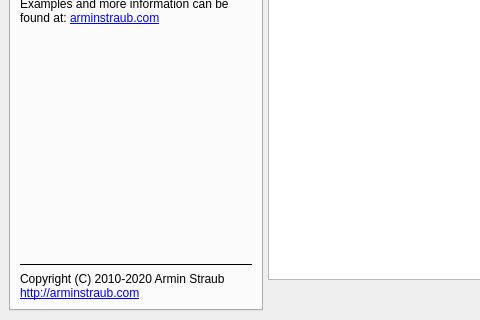
First picture: the form in krop/mainwindow.ui, repository arminstraub/krop, before the edit; both pictures show x 0 to 480 and y 416 to 736 of the 949 by 736 pixel window.
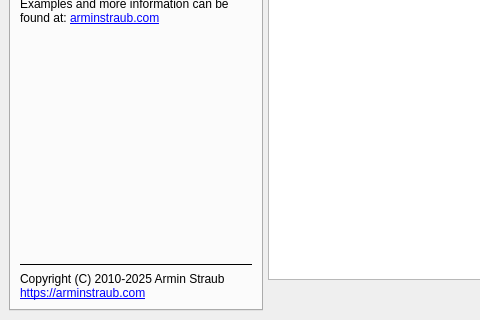
Second picture: the form after the edit. The open tabs and pages were chosen to show the change.

Commit message: Display PDF file name in window title

```diff
--- a/krop/mainwindow.ui
+++ b/krop/mainwindow.ui
@@ -486,8 +486,8 @@
             <string>&lt;p&gt;This program is free software and available to you in the hope that it will be useful; but without any warranty. It is distributed under the terms of the GNU General Public License (GPLv3+). See the accompanying files for more information.&lt;/p&gt;</string>
            </property>
            <property name="text">
-            <string>&lt;p&gt;Copyright (C) 2010-2020 Armin Straub
-&lt;br&gt;&lt;a href='http://arminstraub.com'&gt;http://arminstraub.com&lt;/a&gt;&lt;/p&gt;</string>
+            <string>&lt;p&gt;Copyright (C) 2010-2025 Armin Straub
+&lt;br&gt;&lt;a href='https://arminstraub.com'&gt;https://arminstraub.com&lt;/a&gt;&lt;/p&gt;</string>
            </property>
            <property name="textFormat">
             <enum>Qt::AutoText</enum>
```
Left out of the diff: 5 changed lines with no effect on the pictures. The commit also changes 4 other files.
